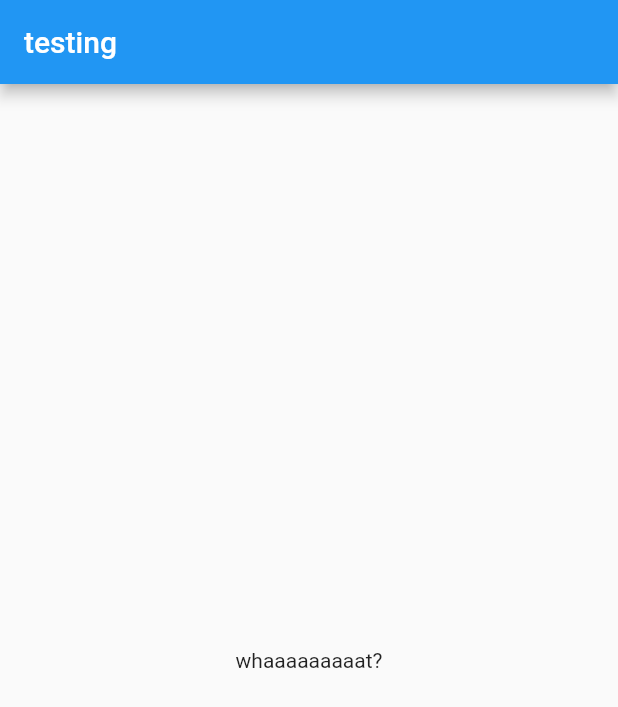
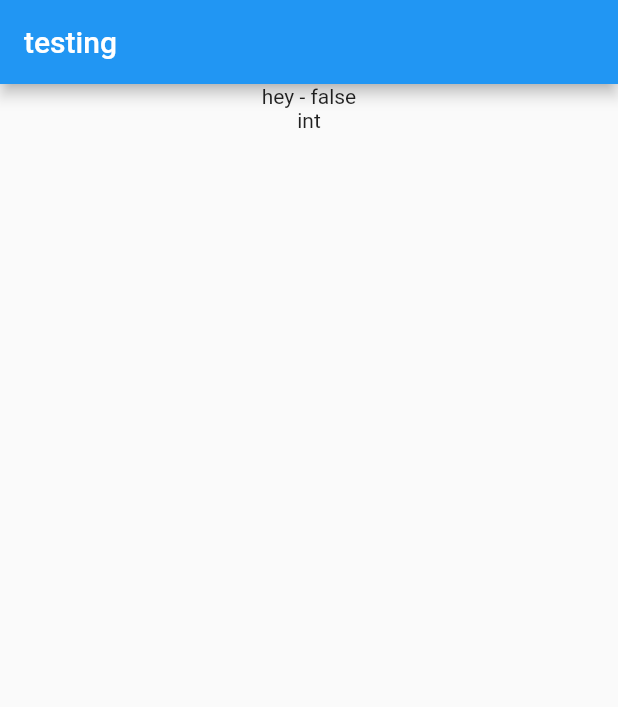
Before and after one commit to politebarista/WidgetsTesting, a Flutter app: the screen it shows after launch, on a phone screen of 412 x 824 dp. Shown: the top 707 px of the screen. Run offline on Flutter 3.47's test engine with Material 2 defaults, Android fonts, the phone set to English and light mode, and no system bars; our stand-ins replace google_maps_flutter.

Commit message:
play with nulls)

```diff
--- a/lib/main.dart
+++ b/lib/main.dart
@@ -2,7 +2,9 @@ import 'package:flutter/material.dart';
 import 'package:widgets_testing/buttons.dart';
 import 'package:widgets_testing/play_with_gesture_detector.dart';
 import 'package:widgets_testing/play_with_ink_well.dart';
+import 'package:widgets_testing/play_with_null.dart';
 import 'package:widgets_testing/stateful_widgets_testing_and_snackbar.dart';
+import 'package:widgets_testing/test_classes/some_math.dart';
 
 // import 'google_maps_widget.dart';
 import 'order_history_item_widget.dart';
@@ -19,7 +21,7 @@ class MyApp extends StatelessWidget {
       title: 'widgets testing',
       home: Scaffold(
         appBar: AppBar(title: Text('testing'),),
-        body: PlayWithInkWell(),
+        body: PlayWithNull(),
       ),
     );
   }
--- /dev/null
+++ b/lib/play_with_null.dart
@@ -0,0 +1,26 @@
+import 'package:flutter/material.dart';
+import 'package:widgets_testing/test_classes/some_math.dart';
+
+class PlayWithNull extends StatelessWidget {
+  const PlayWithNull({Key key}) : super(key: key);
+
+  @override
+  Widget build(BuildContext context) {
+    // SomeMath someMath = SomeMath(1,2);
+    SomeMath someMath;
+    bool isAppear = someMath?.first != null;
+
+    int hello = 2;
+
+    return Container(
+      child: Center(
+        child: Column(
+          children: [
+            Text('hey - ${isAppear.toString()}'),
+            Text(hello.runtimeType.toString()),
+          ],
+        )
+      ),
+    );
+  }
+}
--- /dev/null
+++ b/lib/test_classes/some_math.dart
@@ -0,0 +1,6 @@
+class SomeMath {
+  final double first;
+  final double second;
+
+  SomeMath(this.first, this.second);
+}
```
